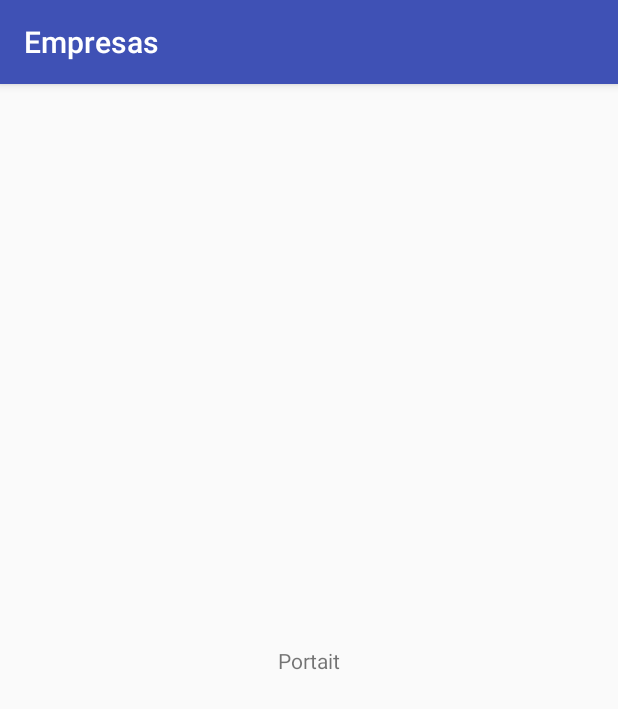
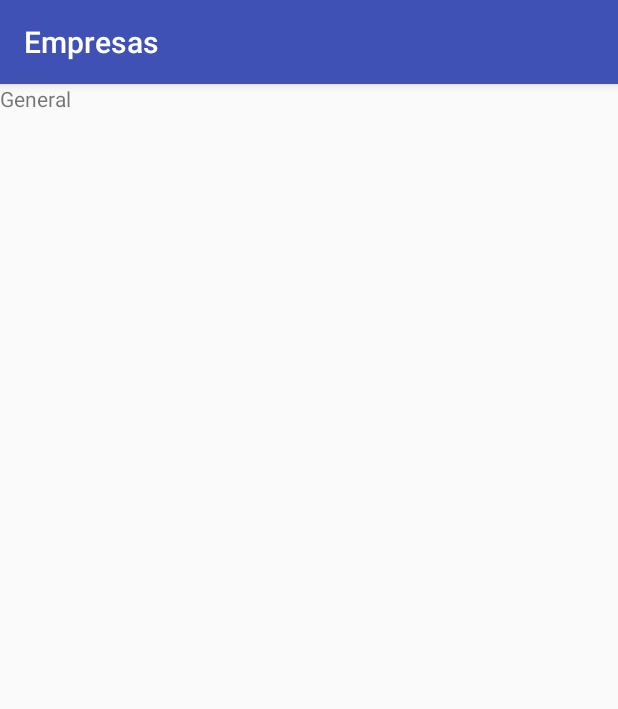
Before and after one commit to Eventeam/Empresas, an Android app: the screen it shows after launch (MainActivity), on a phone screen of 412 x 824 dp. Shown: the top 709 px of the screen. Run offline under Robolectric (Android 15) with nearby library versions, the phone set to English and light mode, and no system bars.

```diff
--- a/app/src/main/java/com/example/daniel/empresas/FragmentDetails.java
+++ b/app/src/main/java/com/example/daniel/empresas/FragmentDetails.java
@@ -7,6 +7,7 @@ import android.view.LayoutInflater;
 import android.view.View;
 import android.view.ViewGroup;
 import android.widget.TextView;
+import android.widget.Toast;
 
 /**
  * A simple {@link Fragment} subclass.
@@ -18,10 +19,11 @@ public class FragmentDetails extends Fragment {
         // Required empty public constructor
     }
 
-
     @Override
     public View onCreateView(LayoutInflater inflater, ViewGroup container,
                              Bundle savedInstanceState) {
+        Toast.makeText(getActivity(), "FragmentDetails -> onCreateView", Toast.LENGTH_SHORT).show();
+
         TextView textView = new TextView(getActivity());
         textView.setText(R.string.hello_details_fragment);
         return textView;
--- a/app/src/main/java/com/example/daniel/empresas/FragmentGeneral.java
+++ b/app/src/main/java/com/example/daniel/empresas/FragmentGeneral.java
@@ -7,6 +7,7 @@ import android.view.LayoutInflater;
 import android.view.View;
 import android.view.ViewGroup;
 import android.widget.TextView;
+import android.widget.Toast;
 
 /**
  * A simple {@link Fragment} subclass.
@@ -22,6 +23,8 @@ public class FragmentGeneral extends Fragment {
     @Override
     public View onCreateView(LayoutInflater inflater, ViewGroup container,
                              Bundle savedInstanceState) {
+        Toast.makeText(getActivity(), "FragmentGeneral -> onCreateView", Toast.LENGTH_SHORT).show();
+
         TextView textView = new TextView(getActivity());
         textView.setText(R.string.hello_general_fragment);
         return textView;
--- a/app/src/main/java/com/example/daniel/empresas/MainActivity.java
+++ b/app/src/main/java/com/example/daniel/empresas/MainActivity.java
@@ -1,13 +1,57 @@
 package com.example.daniel.empresas;
 
+import android.app.Fragment;
+import android.app.FragmentContainer;
+import android.content.pm.ActivityInfo;
 import android.support.v7.app.AppCompatActivity;
 import android.os.Bundle;
+import android.view.View;
+import android.widget.Toast;
 
 public class MainActivity extends AppCompatActivity {
+    private FragmentGeneral fragmentGeneral;
+    private FragmentDetails fragmentDetails;
 
     @Override
     protected void onCreate(Bundle savedInstanceState) {
         super.onCreate(savedInstanceState);
         setContentView(R.layout.activity_main);
+        Toast.makeText(this, "MainActivity -> onCreate", Toast.LENGTH_SHORT).show();
+
+        if (findViewById(R.id.fragment_container) != null) {
+            if (this.fragmentGeneral != null) {
+                Toast.makeText(this, "The FragmentGeneral was already created", Toast.LENGTH_SHORT).show();
+                return;
+            }
+            Toast.makeText(this, "Create new FragmentGeneral", Toast.LENGTH_SHORT).show();
+            setFragmentGeneral();
+        }else if ((findViewById(R.id.fragment_general_container) != null)
+                && ((findViewById(R.id.fragment_details_container) != null))) {
+            if ((this.fragmentGeneral != null) && (this.fragmentDetails != null)) {
+                Toast.makeText(this, "The Fragments were already created", Toast.LENGTH_SHORT).show();
+                return;
+            }
+            Toast.makeText(this, "Create new Fragments", Toast.LENGTH_SHORT).show();
+            setFragments();
+        }
+    }
+
+    private void setFragmentGeneral() {
+        this.fragmentGeneral = new FragmentGeneral();
+        this.fragmentGeneral.setArguments(getIntent().getExtras());
+        getSupportFragmentManager().beginTransaction().add(R.id.fragment_container,
+                this.fragmentGeneral).commit();
+    }
+
+    private void setFragments() {
+        this.fragmentGeneral = new FragmentGeneral();
+        this.fragmentGeneral.setArguments(getIntent().getExtras());
+        getSupportFragmentManager().beginTransaction().add(R.id.fragment_general_container,
+                this.fragmentGeneral).commit();
+
+        this.fragmentDetails = new FragmentDetails();
+        this.fragmentDetails.setArguments(getIntent().getExtras());
+        getSupportFragmentManager().beginTransaction().add(R.id.fragment_details_container,
+                this.fragmentDetails).commit();
     }
 }
--- a/app/src/main/res/layout-land/activity_main.xml
+++ b/app/src/main/res/layout-land/activity_main.xml
@@ -1,21 +1,19 @@
 <?xml version="1.0" encoding="utf-8"?>
 <LinearLayout xmlns:android="http://schemas.android.com/apk/res/android"
-    xmlns:tools="http://schemas.android.com/tools"
-    android:layout_width="match_parent"
-    android:layout_height="match_parent"
-    android:orientation="horizontal"
-    tools:context="com.example.daniel.empresas.MainActivity">
+    android:baselineAligned="false"
+    android:layout_width="fill_parent"
+    android:layout_height="fill_parent">
 
-    <fragment android:name="com.example.daniel.empresas.FragmentGeneral"
-        android:id="@+id/general_fragment"
-        android:layout_weight="1"
+    <FrameLayout xmlns:android="http://schemas.android.com/apk/res/android"
+        android:id="@+id/fragment_general_container"
         android:layout_width="0dp"
-        android:layout_height="match_parent" />
+        android:layout_height="match_parent"
+        android:layout_weight="1" />
 
-    <fragment android:name="com.example.daniel.empresas.FragmentDetails"
-        android:id="@+id/details_fragment"
-        android:layout_weight="1"
+    <FrameLayout xmlns:android="http://schemas.android.com/apk/res/android"
+        android:id="@+id/fragment_details_container"
         android:layout_width="0dp"
-        android:layout_height="match_parent" />
+        android:layout_height="match_parent"
+        android:layout_weight="1" />
 
 </LinearLayout>
--- a/app/src/main/res/layout/activity_main.xml
+++ b/app/src/main/res/layout/activity_main.xml
@@ -1,18 +1,5 @@
 <?xml version="1.0" encoding="utf-8"?>
-<android.support.constraint.ConstraintLayout xmlns:android="http://schemas.android.com/apk/res/android"
-    xmlns:app="http://schemas.android.com/apk/res-auto"
-    xmlns:tools="http://schemas.android.com/tools"
+<FrameLayout xmlns:android="http://schemas.android.com/apk/res/android"
+    android:id="@+id/fragment_container"
     android:layout_width="match_parent"
-    android:layout_height="match_parent"
-    tools:context="com.example.daniel.empresas.MainActivity">
-
-    <TextView
-        android:layout_width="wrap_content"
-        android:layout_height="wrap_content"
-        android:text="Portait"
-        app:layout_constraintBottom_toBottomOf="parent"
-        app:layout_constraintLeft_toLeftOf="parent"
-        app:layout_constraintRight_toRightOf="parent"
-        app:layout_constraintTop_toTopOf="parent" />
-
-</android.support.constraint.ConstraintLayout>
+    android:layout_height="match_parent" />
```
